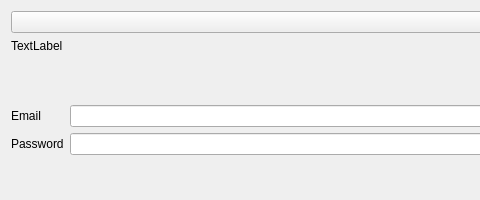
Above: Engine/enterlicensedialog.ui from bablosoft/BAS before the change; both pictures show x 0 to 480 and y 0 to 200 of the 758 by 200 pixel window. Below: the same form after it.
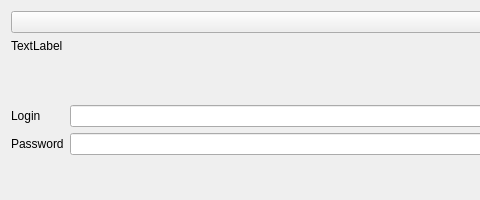
That is the form after the change. Icons and pictures are not drawn.

```diff
--- a/Engine/enterlicensedialog.ui
+++ b/Engine/enterlicensedialog.ui
@@ -84,7 +84,7 @@
           <item row="0" column="0">
            <widget class="QLabel" name="label">
             <property name="text">
-             <string>Email</string>
+             <string>Login</string>
             </property>
            </widget>
           </item>
```
